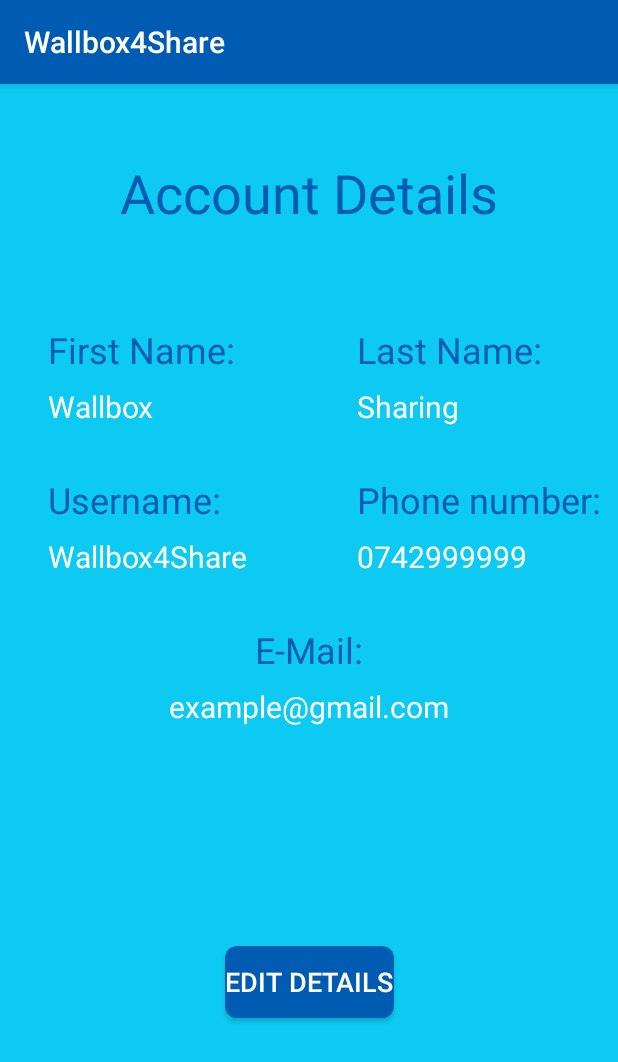
After one commit to Catalinu23/Wallbox4Share, an Android app: the AccountDetailsActivity screen opened directly, with no data from a screen before it, on a phone screen of 412 x 824 dp. The commit adds this screen. Shown: the top 1062 px of the screen. Run offline under Robolectric (Android 15) with nearby library versions, the phone set to English and light mode, and no system bars.

Commit message:
added "Account Details" section

```diff
--- a/app/src/main/AndroidManifest.xml
+++ b/app/src/main/AndroidManifest.xml
@@ -19,7 +19,8 @@
         android:roundIcon="@mipmap/ic_launcher_round"
         android:supportsRtl="true"
         android:theme="@style/Theme.Wallbox4Share">
-        <activity android:name=".MyCarActivity"></activity>
+        <activity android:name=".AccountDetailsActivity"></activity>
+        <activity android:name=".MyCarActivity" />
         <activity android:name=".UserMenuCategoriesActivity" />
         <activity android:name=".MapActivity" />
         <!--
--- /dev/null
+++ b/app/src/main/java/com/example/wallbox4share/AccountDetailsActivity.java
@@ -0,0 +1,14 @@
+package com.example.wallbox4share;
+
+import androidx.appcompat.app.AppCompatActivity;
+
+import android.os.Bundle;
+
+public class AccountDetailsActivity extends AppCompatActivity {
+
+    @Override
+    protected void onCreate(Bundle savedInstanceState) {
+        super.onCreate(savedInstanceState);
+        setContentView(R.layout.activity_account_details);
+    }
+}
--- a/app/src/main/java/com/example/wallbox4share/ChangeCarDialog.java
+++ /dev/null
@@ -1,25 +0,0 @@
-package com.example.wallbox4share;
-
-import android.app.AlertDialog;
-import android.app.Dialog;
-import android.os.Bundle;
-import android.view.LayoutInflater;
-import android.view.View;
-import android.widget.Button;
-
-import androidx.annotation.NonNull;
-import androidx.annotation.Nullable;
-import androidx.appcompat.app.AppCompatDialogFragment;
-
-public class ChangeCarDialog extends AppCompatDialogFragment {
-    @NonNull
-    @Override
-    public Dialog onCreateDialog(@Nullable Bundle savedInstanceState) {
-        AlertDialog.Builder builder = new AlertDialog.Builder(getActivity());
-        LayoutInflater inflater = getActivity().getLayoutInflater();
-        View view = inflater.inflate(R.layout.custom_list_view_layout, null);
-
-        builder.setView(view);
-        return builder.create();
-    }
-}
--- a/app/src/main/java/com/example/wallbox4share/MyCarActivity.java
+++ b/app/src/main/java/com/example/wallbox4share/MyCarActivity.java
@@ -6,6 +6,7 @@ import androidx.appcompat.app.AppCompatActivity;
 
 import android.app.AlertDialog;
 import android.content.Context;
+import android.content.DialogInterface;
 import android.os.Bundle;
 import android.util.Log;
 import android.view.LayoutInflater;
@@ -13,8 +14,10 @@ import android.view.View;
 import android.widget.ArrayAdapter;
 import android.widget.Button;
 import android.widget.ListView;
+import android.widget.PopupMenu;
 import android.widget.Spinner;
 import android.widget.TextView;
+import android.widget.Toast;
 
 import java.util.ArrayList;
 import java.util.Collection;
@@ -27,6 +30,7 @@ import static java.sql.DriverManager.println;
 public class MyCarActivity extends AppCompatActivity {
 
     ArrayList<String> carsArray = new ArrayList<String>();
+    String chosenCar="Tesla Model S";
 
     @Override
     protected void onCreate(Bundle savedInstanceState) {
@@ -55,6 +59,7 @@ public class MyCarActivity extends AppCompatActivity {
             @Override
             public void onClick(View v) {
                 openDialog(mContext);
+                carModelText.setText(chosenCar);
             }
         });
     }
@@ -74,6 +79,13 @@ public class MyCarActivity extends AppCompatActivity {
                 alertDialog.dismiss();
             }
         });
+        alertDialog.setOnDismissListener(new DialogInterface.OnDismissListener() {
+            @Override
+            public void onDismiss(DialogInterface dialog) {
+                chosenCar = spinner.getSelectedItem().toString();
+
+            }
+        });
         alertDialog.show();
     }
 
--- a/app/src/main/java/com/example/wallbox4share/UserMenuCategoriesActivity.java
+++ b/app/src/main/java/com/example/wallbox4share/UserMenuCategoriesActivity.java
@@ -25,6 +25,18 @@ public class UserMenuCategoriesActivity extends AppCompatActivity {
                 openMyCarActivity();
             }
         });
+
+        accountDetailsButton.setOnClickListener(new View.OnClickListener() {
+            @Override
+            public void onClick(View v) {
+                openAccountDetailsActivity();
+            }
+        });
+    }
+
+    private void openAccountDetailsActivity() {
+        Intent intent = new Intent(this, AccountDetailsActivity.class);
+        startActivity(intent);
     }
 
     private void openMyCarActivity() {
--- /dev/null
+++ b/app/src/main/res/layout/activity_account_details.xml
@@ -0,0 +1,179 @@
+<?xml version="1.0" encoding="utf-8"?>
+<androidx.constraintlayout.widget.ConstraintLayout xmlns:android="http://schemas.android.com/apk/res/android"
+    xmlns:app="http://schemas.android.com/apk/res-auto"
+    xmlns:tools="http://schemas.android.com/tools"
+    android:layout_width="match_parent"
+    android:layout_height="match_parent"
+    android:background="@color/light_blue"
+    tools:context=".AccountDetailsActivity">
+
+    <Button
+        android:id="@+id/editDetailsButton"
+        android:layout_width="wrap_content"
+        android:layout_height="wrap_content"
+        android:background="@drawable/blue_rounded_button"
+        android:text="Edit Details"
+        android:textColor="@color/white"
+        android:textSize="18sp"
+        app:layout_constraintBottom_toBottomOf="parent"
+        app:layout_constraintEnd_toEndOf="parent"
+        app:layout_constraintStart_toStartOf="parent"
+        app:layout_constraintTop_toBottomOf="@+id/mailText" />
+
+    <TextView
+        android:id="@+id/firstNameText"
+        android:layout_width="wrap_content"
+        android:layout_height="wrap_content"
+        android:layout_marginStart="32dp"
+        android:layout_marginTop="8dp"
+        android:text="Wallbox"
+        android:textColor="@color/white"
+        android:textColorLink="@color/white"
+        android:textSize="20sp"
+        app:layout_constraintStart_toStartOf="parent"
+        app:layout_constraintTop_toBottomOf="@+id/firstNameTextView" />
+
+    <TextView
+        android:id="@+id/usernameText"
+        android:layout_width="wrap_content"
+        android:layout_height="wrap_content"
+        android:layout_marginStart="32dp"
+        android:layout_marginTop="8dp"
+        android:text="Wallbox4Share"
+        android:textColor="@color/white"
+        android:textColorLink="@color/white"
+        android:textSize="20sp"
+        app:layout_constraintStart_toStartOf="parent"
+        app:layout_constraintTop_toBottomOf="@+id/usernameTextView" />
+
+    <TextView
+        android:id="@+id/mailText"
+        android:layout_width="wrap_content"
+        android:layout_height="wrap_content"
+        android:layout_marginTop="8dp"
+        android:text="example@gmail.com"
+        android:textColor="@color/white"
+        android:textColorLink="@color/white"
+        android:textSize="20sp"
+        app:layout_constraintEnd_toEndOf="parent"
+        app:layout_constraintStart_toStartOf="parent"
+        app:layout_constraintTop_toBottomOf="@+id/mailTextView" />
+
+    <TextView
+        android:id="@+id/phoneNumberText"
+        android:layout_width="wrap_content"
+        android:layout_height="wrap_content"
+        android:layout_marginStart="32dp"
+        android:layout_marginTop="8dp"
+        android:text="0742999999"
+        android:textColor="@color/white"
+        android:textColorLink="@color/white"
+        android:textSize="20sp"
+        app:layout_constraintStart_toEndOf="@+id/space"
+        app:layout_constraintTop_toBottomOf="@+id/phoneNumberTextView" />
+
+    <TextView
+        android:id="@+id/lastNameText"
+        android:layout_width="wrap_content"
+        android:layout_height="wrap_content"
+        android:layout_marginStart="32dp"
+        android:layout_marginTop="8dp"
+        android:text="Sharing"
+        android:textColor="@color/white"
+        android:textColorLink="@color/white"
+        android:textSize="20sp"
+        app:layout_constraintStart_toEndOf="@+id/space"
+        app:layout_constraintTop_toBottomOf="@+id/lastNameTextView" />
+
+    <TextView
+        android:id="@+id/firstNameTextView"
+        android:layout_width="wrap_content"
+        android:layout_height="wrap_content"
+        android:layout_marginStart="32dp"
+        android:layout_marginTop="32dp"
+        android:text="First Name:"
+        android:textColor="@color/purple_500"
+        android:textSize="24sp"
+        app:layout_constraintStart_toStartOf="parent"
+        app:layout_constraintTop_toBottomOf="@+id/imageView2" />
+
+    <TextView
+        android:id="@+id/usernameTextView"
+        android:layout_width="wrap_content"
+        android:layout_height="wrap_content"
+        android:layout_marginStart="32dp"
+        android:layout_marginTop="32dp"
+        android:text="Username:"
+        android:textColor="@color/purple_500"
+        android:textSize="24sp"
+        app:layout_constraintStart_toStartOf="parent"
+        app:layout_constraintTop_toBottomOf="@+id/firstNameText" />
+
+    <TextView
+        android:id="@+id/mailTextView"
+        android:layout_width="wrap_content"
+        android:layout_height="wrap_content"
+        android:layout_marginTop="32dp"
+        android:text="E-Mail:"
+        android:textColor="@color/purple_500"
+        android:textSize="24sp"
+        app:layout_constraintEnd_toEndOf="parent"
+        app:layout_constraintStart_toStartOf="parent"
+        app:layout_constraintTop_toBottomOf="@+id/usernameText" />
+
+    <TextView
+        android:id="@+id/phoneNumberTextView"
+        android:layout_width="wrap_content"
+        android:layout_height="wrap_content"
+        android:layout_marginStart="32dp"
+        android:layout_marginTop="32dp"
+        android:text="Phone number:"
+        android:textColor="@color/purple_500"
+        android:textSize="24sp"
+        app:layout_constraintStart_toEndOf="@+id/space"
+        app:layout_constraintTop_toBottomOf="@+id/lastNameText" />
+
+    <TextView
+        android:id="@+id/lastNameTextView"
+        android:layout_width="wrap_content"
+        android:layout_height="wrap_content"
+        android:layout_marginStart="32dp"
+        android:layout_marginTop="32dp"
+        android:text="Last Name:"
+        android:textColor="@color/purple_500"
+        android:textSize="24sp"
+        app:layout_constraintStart_toEndOf="@+id/space"
+        app:layout_constraintTop_toBottomOf="@+id/imageView2" />
+
+    <TextView
+        android:id="@+id/accountDetailsTextView"
+        android:layout_width="wrap_content"
+        android:layout_height="wrap_content"
+        android:layout_marginTop="48dp"
+        android:text="Account Details"
+        android:textColor="@color/purple_500"
+        android:textSize="36sp"
+        app:layout_constraintEnd_toEndOf="parent"
+        app:layout_constraintStart_toStartOf="parent"
+        app:layout_constraintTop_toTopOf="parent" />
+
+    <ImageView
+        android:id="@+id/imageView2"
+        android:layout_width="wrap_content"
+        android:layout_height="wrap_content"
+        android:layout_marginTop="32dp"
+        app:layout_constraintEnd_toEndOf="parent"
+        app:layout_constraintStart_toStartOf="parent"
+        app:layout_constraintTop_toBottomOf="@+id/accountDetailsTextView"
+        tools:srcCompat="@tools:sample/avatars" />
+
+    <Space
+        android:id="@+id/space"
+        android:layout_width="wrap_content"
+        android:layout_height="wrap_content"
+        app:layout_constraintBottom_toBottomOf="parent"
+        app:layout_constraintEnd_toEndOf="parent"
+        app:layout_constraintStart_toStartOf="parent"
+        app:layout_constraintTop_toTopOf="parent" />
+
+</androidx.constraintlayout.widget.ConstraintLayout>
```
